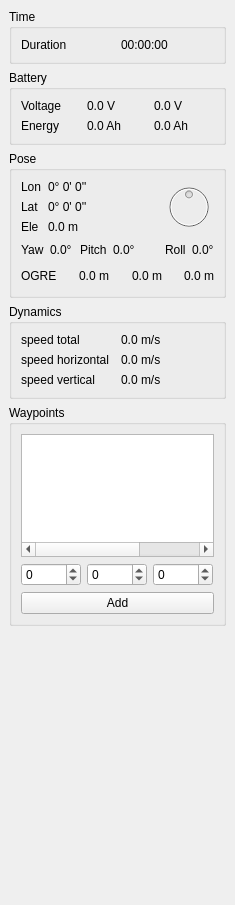
Old version of the form triangulator/controlwidget.ui in the repository wpfhtl/octocopter.
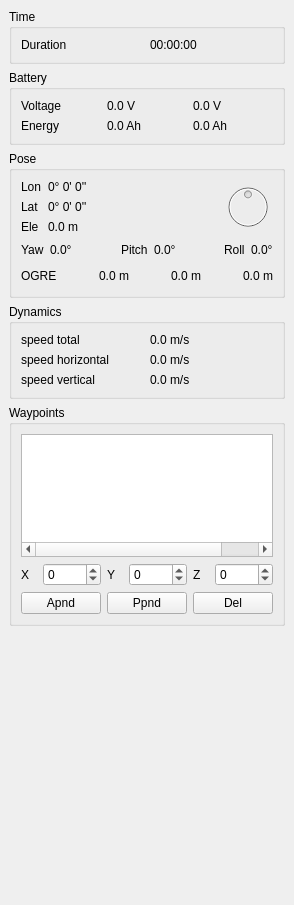
New version of the form.

The edit to the form file:
```diff
--- a/triangulator/controlwidget.ui
+++ b/triangulator/controlwidget.ui
@@ -6,7 +6,7 @@
    <rect>
     <x>0</x>
     <y>0</y>
-    <width>235</width>
+    <width>239</width>
     <height>905</height>
    </rect>
   </property>
@@ -426,7 +426,13 @@
       </property>
       <layout class="QVBoxLayout" name="verticalLayout_2">
        <item>
-        <widget class="QTableWidget" name="mWayPoints">
+        <widget class="QTableWidget" name="mWayPointTable">
+         <property name="editTriggers">
+          <set>QAbstractItemView::DoubleClicked</set>
+         </property>
+         <property name="alternatingRowColors">
+          <bool>true</bool>
+         </property>
          <property name="textElideMode">
           <enum>Qt::ElideRight</enum>
          </property>
@@ -452,6 +458,13 @@
        </item>
        <item>
         <layout class="QHBoxLayout" name="horizontalLayout_4">
+         <item>
+          <widget class="QLabel" name="label_14">
+           <property name="text">
+            <string>X</string>
+           </property>
+          </widget>
+         </item>
          <item>
           <widget class="QDoubleSpinBox" name="mSpinBoxWptX">
            <property name="maximumSize">
@@ -477,6 +490,13 @@
            </property>
           </widget>
          </item>
+         <item>
+          <widget class="QLabel" name="label_15">
+           <property name="text">
+            <string>Y</string>
+           </property>
+          </widget>
+         </item>
          <item>
           <widget class="QDoubleSpinBox" name="mSpinBoxWptY">
            <property name="minimumSize">
@@ -508,6 +528,13 @@
            </property>
           </widget>
          </item>
+         <item>
+          <widget class="QLabel" name="label_16">
+           <property name="text">
+            <string>Z</string>
+           </property>
+          </widget>
+         </item>
          <item>
           <widget class="QDoubleSpinBox" name="mSpinBoxWptZ">
            <property name="sizePolicy">
@@ -548,11 +575,29 @@
         </layout>
        </item>
        <item>
-        <widget class="QPushButton" name="mBtnWptAdd">
-         <property name="text">
-          <string>Add</string>
-         </property>
-        </widget>
+        <layout class="QHBoxLayout" name="horizontalLayout_5">
+         <item>
+          <widget class="QPushButton" name="mBtnWptAppend">
+           <property name="text">
+            <string>Apnd</string>
+           </property>
+          </widget>
+         </item>
+         <item>
+          <widget class="QPushButton" name="mBtnWptPrepend">
+           <property name="text">
+            <string>Ppnd</string>
+           </property>
+          </widget>
+         </item>
+         <item>
+          <widget class="QPushButton" name="mBtnWptDelete">
+           <property name="text">
+            <string>Del</string>
+           </property>
+          </widget>
+         </item>
+        </layout>
        </item>
       </layout>
      </widget>
```
